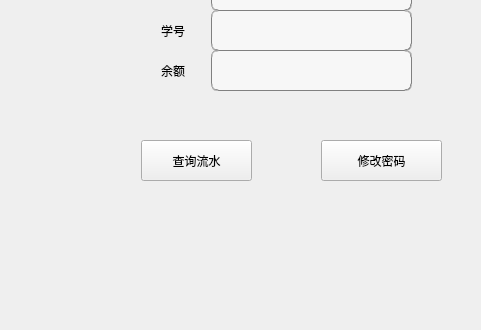
This is CampusCardManager/usrwindow.ui in DandexZ/software_project as Qt 5 draws it before an edit; both pictures show x 299 to 780 and y 190 to 520 of the 780 by 520 pixel window. The edited form follows.
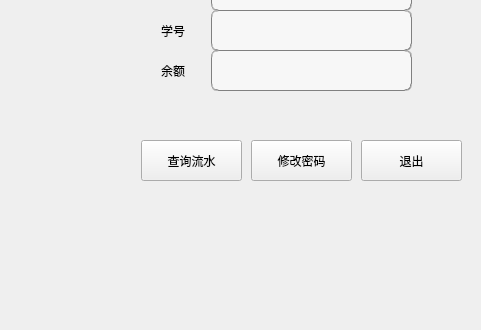
This is the edited form.

Commit message: 增加退出

```diff
--- a/CampusCardManager/usrwindow.ui
+++ b/CampusCardManager/usrwindow.ui
@@ -32,9 +32,9 @@
   <widget class="QPushButton" name="ChangePassword">
    <property name="geometry">
     <rect>
-     <x>620</x>
+     <x>550</x>
      <y>330</y>
-     <width>121</width>
+     <width>101</width>
      <height>41</height>
     </rect>
    </property>
@@ -47,7 +47,7 @@
     <rect>
      <x>440</x>
      <y>330</y>
-     <width>111</width>
+     <width>101</width>
      <height>41</height>
     </rect>
    </property>
@@ -189,6 +189,19 @@
     <string>余额</string>
    </property>
   </widget>
+  <widget class="QPushButton" name="ChangePassword_2">
+   <property name="geometry">
+    <rect>
+     <x>660</x>
+     <y>330</y>
+     <width>101</width>
+     <height>41</height>
+    </rect>
+   </property>
+   <property name="text">
+    <string>退出</string>
+   </property>
+  </widget>
  </widget>
  <resources/>
  <connections/>
```
The commit also changes 1018 other files.
